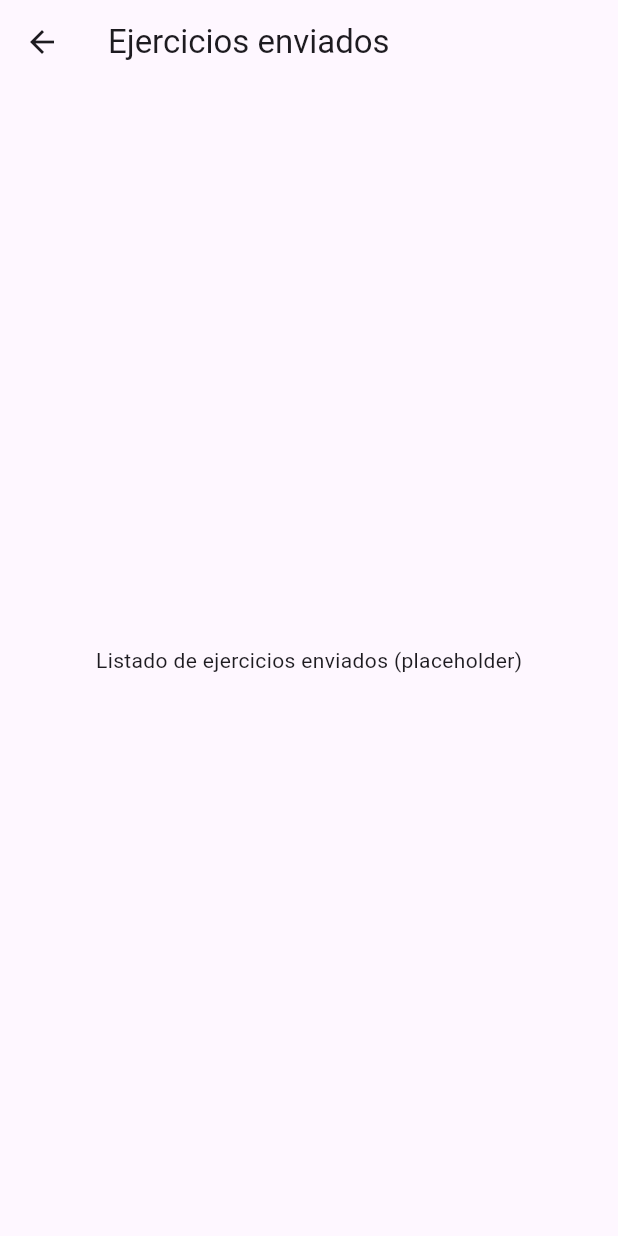
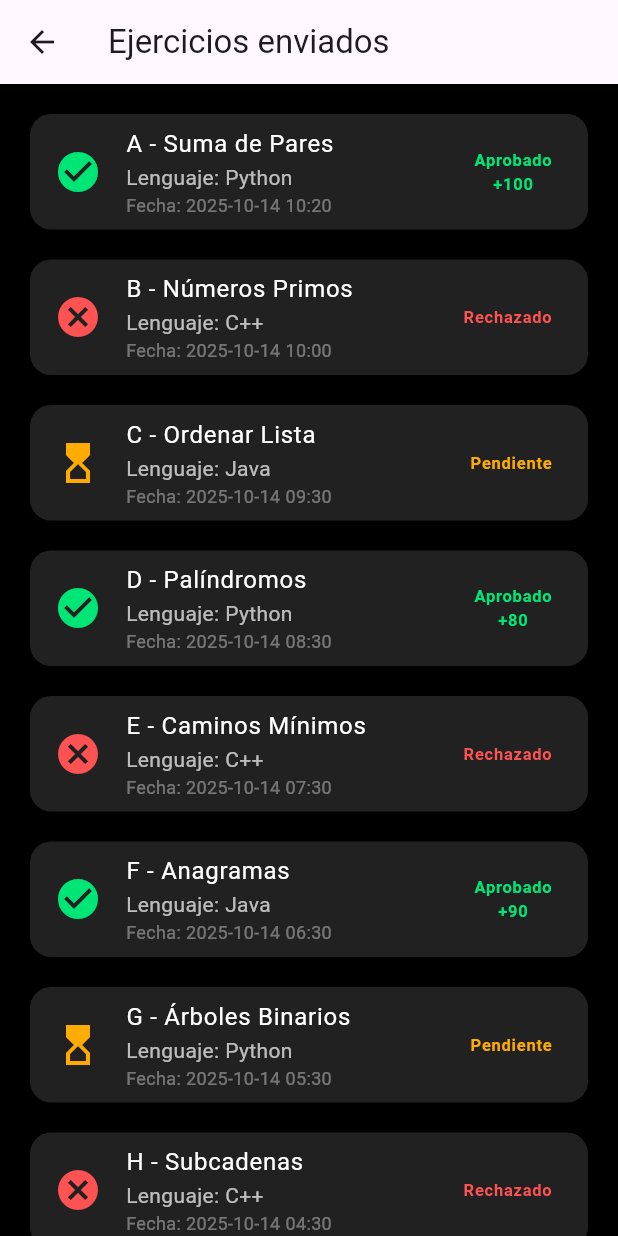
Before and after one commit to JOR3NTO/goslintJudge_movil, a Flutter app: the SentPage screen opened by its route, on a phone screen of 412 x 824 dp. Run offline on Flutter 3.47's test engine with Material 3 defaults, Android fonts, the light colour scheme and no system bars.

Commit message:
Envios: coloqué el apartado de envios y agregué algunos ejemplos mientras

```diff
--- a/lib/src/features/home/home_page.dart
+++ b/lib/src/features/home/home_page.dart
@@ -84,13 +84,16 @@ class HomePage extends StatelessWidget {
                 runSpacing: 16,
                 alignment: WrapAlignment.center,
                 children: [
-                  _InfoCard(
+                  GestureDetector(
+                    onTap: () => Navigator.of(context).pushNamed('/sent'),
+                    child: _InfoCard(
                       icon: Icons.send,
                       label: 'Ejercicios enviados',
                       value: sent.toString(),
                       color: accentColor,
                       cardColor: cardColor,
                       iconSize: iconSize,
+                    ),
                   ),
                   _InfoCard(
                     icon: Icons.check_circle,
--- /dev/null
+++ b/lib/src/features/home/models/submission.dart
@@ -0,0 +1,19 @@
+enum SubmissionStatus { aprobado, rechazado, pendiente }
+
+class Submission {
+  final String id;
+  final String nombre;
+  final SubmissionStatus estado;
+  final DateTime fecha;
+  final int puntaje;
+  final String lenguaje;
+
+  Submission({
+    required this.id,
+    required this.nombre,
+    required this.estado,
+    required this.fecha,
+    required this.puntaje,
+    required this.lenguaje,
+  });
+}
--- a/lib/src/features/home/sent_page.dart
+++ b/lib/src/features/home/sent_page.dart
@@ -1,13 +1,161 @@
 import 'package:flutter/material.dart';
+import 'models/submission.dart';
 
 class SentPage extends StatelessWidget {
   const SentPage({super.key});
+
+  List<Submission> get submissions => [
+    Submission(
+      id: '1',
+      nombre: 'A - Suma de Pares',
+      estado: SubmissionStatus.aprobado,
+      fecha: DateTime.now().subtract(const Duration(minutes: 10)),
+      puntaje: 100,
+      lenguaje: 'Python',
+    ),
+    Submission(
+      id: '2',
+      nombre: 'B - Números Primos',
+      estado: SubmissionStatus.rechazado,
+      fecha: DateTime.now().subtract(const Duration(minutes: 30)),
+      puntaje: 0,
+      lenguaje: 'C++',
+    ),
+    Submission(
+      id: '3',
+      nombre: 'C - Ordenar Lista',
+      estado: SubmissionStatus.pendiente,
+      fecha: DateTime.now().subtract(const Duration(hours: 1)),
+      puntaje: 0,
+      lenguaje: 'Java',
+    ),
+    Submission(
+      id: '4',
+      nombre: 'D - Palíndromos',
+      estado: SubmissionStatus.aprobado,
+      fecha: DateTime.now().subtract(const Duration(hours: 2)),
+      puntaje: 80,
+      lenguaje: 'Python',
+    ),
+    Submission(
+      id: '5',
+      nombre: 'E - Caminos Mínimos',
+      estado: SubmissionStatus.rechazado,
+      fecha: DateTime.now().subtract(const Duration(hours: 3)),
+      puntaje: 0,
+      lenguaje: 'C++',
+    ),
+    Submission(
+      id: '6',
+      nombre: 'F - Anagramas',
+      estado: SubmissionStatus.aprobado,
+      fecha: DateTime.now().subtract(const Duration(hours: 4)),
+      puntaje: 90,
+      lenguaje: 'Java',
+    ),
+    Submission(
+      id: '7',
+      nombre: 'G - Árboles Binarios',
+      estado: SubmissionStatus.pendiente,
+      fecha: DateTime.now().subtract(const Duration(hours: 5)),
+      puntaje: 0,
+      lenguaje: 'Python',
+    ),
+    Submission(
+      id: '8',
+      nombre: 'H - Subcadenas',
+      estado: SubmissionStatus.rechazado,
+      fecha: DateTime.now().subtract(const Duration(hours: 6)),
+      puntaje: 0,
+      lenguaje: 'C++',
+    ),
+    Submission(
+      id: '9',
+      nombre: 'I - Matrices',
+      estado: SubmissionStatus.aprobado,
+      fecha: DateTime.now().subtract(const Duration(hours: 7)),
+      puntaje: 70,
+      lenguaje: 'Python',
+    ),
+    Submission(
+      id: '10',
+      nombre: 'J - Recursión',
+      estado: SubmissionStatus.pendiente,
+      fecha: DateTime.now().subtract(const Duration(hours: 8)),
+      puntaje: 0,
+      lenguaje: 'Java',
+    ),
+  ];
+
+  Color statusColor(SubmissionStatus status) {
+    switch (status) {
+      case SubmissionStatus.aprobado:
+        return Colors.greenAccent.shade400;
+      case SubmissionStatus.rechazado:
+        return Colors.redAccent.shade200;
+      case SubmissionStatus.pendiente:
+        return Colors.amberAccent.shade700;
+    }
+  }
+
+  IconData statusIcon(SubmissionStatus status) {
+    switch (status) {
+      case SubmissionStatus.aprobado:
+        return Icons.check_circle;
+      case SubmissionStatus.rechazado:
+        return Icons.cancel;
+      case SubmissionStatus.pendiente:
+        return Icons.hourglass_top;
+    }
+  }
+
+  String statusText(SubmissionStatus status) {
+    switch (status) {
+      case SubmissionStatus.aprobado:
+        return 'Aprobado';
+      case SubmissionStatus.rechazado:
+        return 'Rechazado';
+      case SubmissionStatus.pendiente:
+        return 'Pendiente';
+    }
+  }
 
   @override
   Widget build(BuildContext context) {
     return Scaffold(
       appBar: AppBar(title: const Text('Ejercicios enviados')),
-      body: const Center(child: Text('Listado de ejercicios enviados (placeholder)')),
+      backgroundColor: Colors.black,
+      body: ListView.separated(
+        padding: const EdgeInsets.all(16),
+        itemCount: submissions.length,
+        separatorBuilder: (_, __) => const SizedBox(height: 12),
+        itemBuilder: (context, i) {
+          final s = submissions[i];
+          return Card(
+            color: Colors.grey[900],
+            shape: RoundedRectangleBorder(borderRadius: BorderRadius.circular(14)),
+            child: ListTile(
+              leading: Icon(statusIcon(s.estado), color: statusColor(s.estado), size: 32),
+              title: Text(s.nombre, style: const TextStyle(color: Colors.white)),
+              subtitle: Column(
+                crossAxisAlignment: CrossAxisAlignment.start,
+                children: [
+                  Text('Lenguaje: ${s.lenguaje}', style: const TextStyle(color: Colors.white70)),
+                  Text('Fecha: ${s.fecha.toLocal().toString().substring(0, 16)}', style: const TextStyle(color: Colors.white38, fontSize: 12)),
+                ],
+              ),
+              trailing: Column(
+                mainAxisAlignment: MainAxisAlignment.center,
+                children: [
+                  Text(statusText(s.estado), style: TextStyle(color: statusColor(s.estado), fontWeight: FontWeight.bold)),
+                  if (s.puntaje > 0)
+                    Text('+${s.puntaje}', style: TextStyle(color: Colors.greenAccent.shade400, fontWeight: FontWeight.bold)),
+                ],
+              ),
+            ),
+          );
+        },
+      ),
     );
   }
 }
```
Lines whose indentation alone changed are shown as unchanged.
